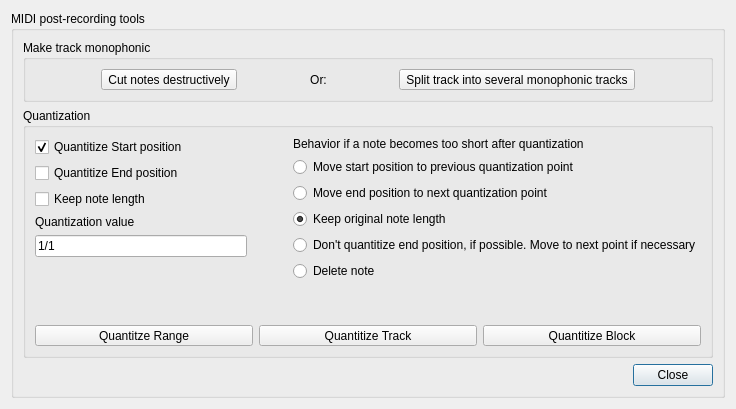
Old version of the form Qt/qt4_tools.ui in the repository kmatheussen/radium.
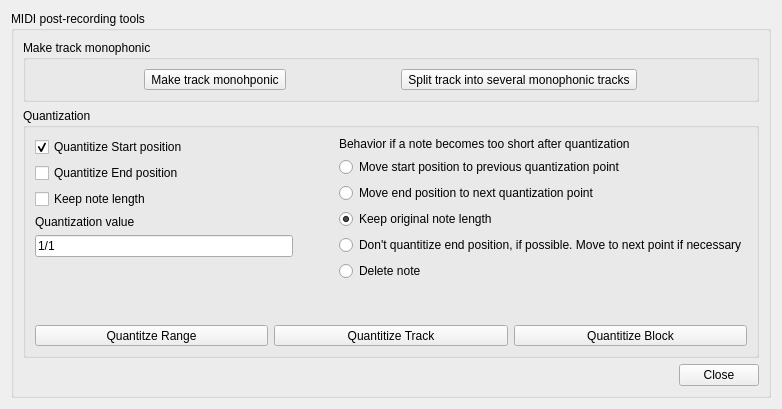
New version of the form. Custom widgets are drawn as their Qt base class.

Commit message: tooltip for the quantization value

```diff
--- a/Qt/qt4_tools.ui
+++ b/Qt/qt4_tools.ui
@@ -6,7 +6,7 @@
    <rect>
     <x>0</x>
     <y>0</y>
-    <width>736</width>
+    <width>782</width>
     <height>409</height>
    </rect>
   </property>
@@ -37,66 +37,17 @@
         <property name="title">
          <string>Make track monophonic</string>
         </property>
-        <layout class="QHBoxLayout" name="horizontalLayout" stretch="0,0,0,0,0,0,0">
-         <item>
-          <spacer name="horizontalSpacer_3">
-           <property name="orientation">
-            <enum>Qt::Horizontal</enum>
-           </property>
-           <property name="sizeHint" stdset="0">
-            <size>
-             <width>40</width>
-             <height>20</height>
-            </size>
-           </property>
-          </spacer>
-         </item>
+        <layout class="QHBoxLayout" name="horizontalLayout">
          <item>
           <widget class="QToolButton" name="make_track_monophonic_button">
            <property name="toolTip">
-            <string/>
+            <string>&lt;html&gt;&lt;head/&gt;&lt;body&gt;&lt;p&gt;&lt;br/&gt;&lt;/p&gt;&lt;p&gt;If you change the refresh rate of your monitor (for instance from 60 hz from 120 hz), you need to erase the estimated value to avoid somewhat jumpy scrolling.&lt;br/&gt;&lt;/p&gt;&lt;p&gt;This value does not have to be 100% accurate. If your monitor has a refresh rate of 60 hz, and the estimated refresh rate is 59.9 hz, that's perfectly fine. The usage of the value is interpolated, so it's not possible to notice minor inaccuracies. In addition, the estimated value is timed using the audio clock and not the graphics clock, and therefore the estimated value could theoretically be 100% correct, even though it doesn't say 60 hz)&lt;/p&gt;&lt;p&gt;&lt;br/&gt;&lt;/p&gt;&lt;/body&gt;&lt;/html&gt;</string>
            </property>
            <property name="text">
-            <string>Cut notes destructively</string>
+            <string>Make track monohponic</string>
            </property>
           </widget>
          </item>
-         <item>
-          <spacer name="horizontalSpacer_5">
-           <property name="orientation">
-            <enum>Qt::Horizontal</enum>
-           </property>
-           <property name="sizeHint" stdset="0">
-            <size>
-             <width>40</width>
-             <height>20</height>
-            </size>
-           </property>
-          </spacer>
-         </item>
-         <item>
-          <widget class="QLabel" name="label">
-           <property name="text">
-            <string>Or:</string>
-           </property>
-           <property name="alignment">
-            <set>Qt::AlignCenter</set>
-           </property>
-          </widget>
-         </item>
-         <item>
-          <spacer name="horizontalSpacer_6">
-           <property name="orientation">
-            <enum>Qt::Horizontal</enum>
-           </property>
-           <property name="sizeHint" stdset="0">
-            <size>
-             <width>40</width>
-             <height>20</height>
-            </size>
-           </property>
-          </spacer>
-         </item>
          <item>
           <widget class="QToolButton" name="split_track_button">
            <property name="text">
@@ -104,19 +55,6 @@
            </property>
           </widget>
          </item>
-         <item>
-          <spacer name="horizontalSpacer_4">
-           <property name="orientation">
-            <enum>Qt::Horizontal</enum>
-           </property>
-           <property name="sizeHint" stdset="0">
-            <size>
-             <width>40</width>
-             <height>20</height>
-            </size>
-           </property>
-          </spacer>
-         </item>
         </layout>
        </widget>
       </item>
@@ -165,6 +103,9 @@
              </item>
              <item>
               <widget class="QLabel" name="label_2">
+               <property name="toolTip">
+                <string>&lt;html&gt;&lt;head/&gt;&lt;body&gt;&lt;p&gt;Note: The unit is &lt;span style=&quot; font-weight:600;&quot;&gt;line&lt;/span&gt;, and not beat. So, for instance, if your measurement is 4/4 and you want to quantize the notes to the quarter beats, you would want set this value to 1/4 multiplied by the LPB value.&lt;/p&gt;&lt;/body&gt;&lt;/html&gt;</string>
+               </property>
                <property name="text">
                 <string>Quantization value</string>
                </property>
@@ -172,6 +113,9 @@
              </item>
              <item>
               <widget class="QuantizationQLineEdit" name="quantization_value">
+               <property name="toolTip">
+                <string>&lt;html&gt;&lt;head/&gt;&lt;body&gt;&lt;p&gt;Note: The unit is &lt;span style=&quot; font-weight:600;&quot;&gt;line&lt;/span&gt;, and not beat. So, for instance, if your measurement is 4/4 and you want to quantize the notes to the quarter beats, you would want set this value to 1/4 multiplied by the LPB value.&lt;/p&gt;&lt;/body&gt;&lt;/html&gt;</string>
+               </property>
                <property name="text">
                 <string>1/1</string>
                </property>
@@ -355,6 +299,9 @@
         </item>
         <item>
          <widget class="QPushButton" name="closeButton">
+          <property name="focusPolicy">
+           <enum>Qt::NoFocus</enum>
+          </property>
           <property name="inputMethodHints">
            <set>Qt::ImhNone</set>
           </property>
```
